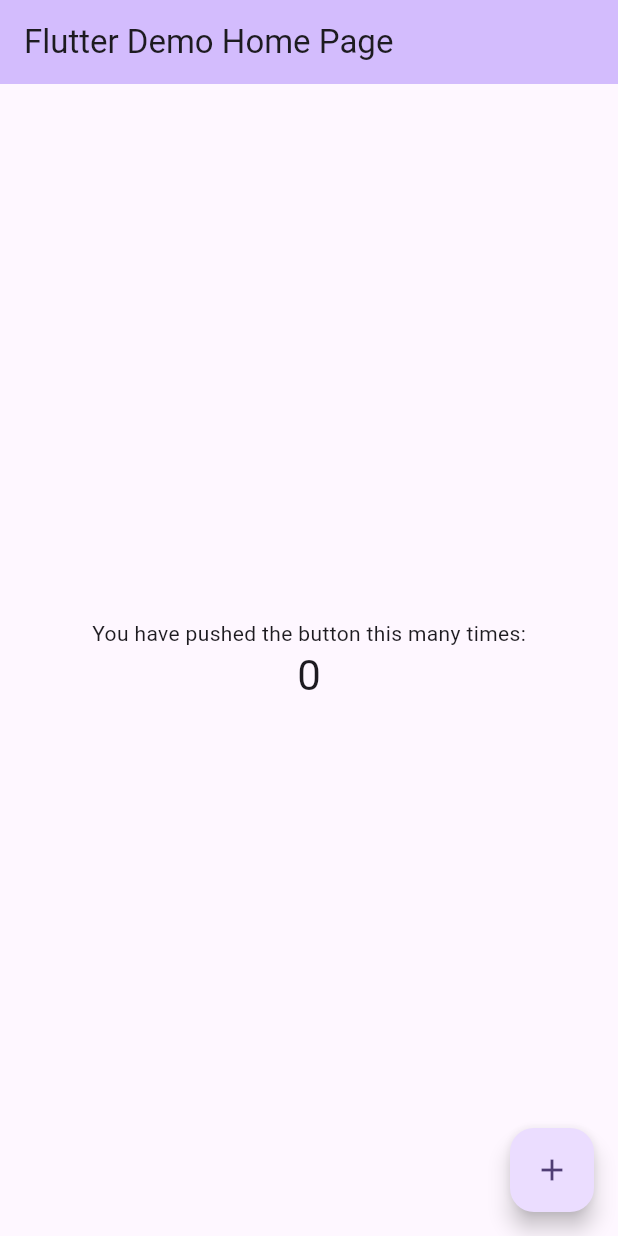
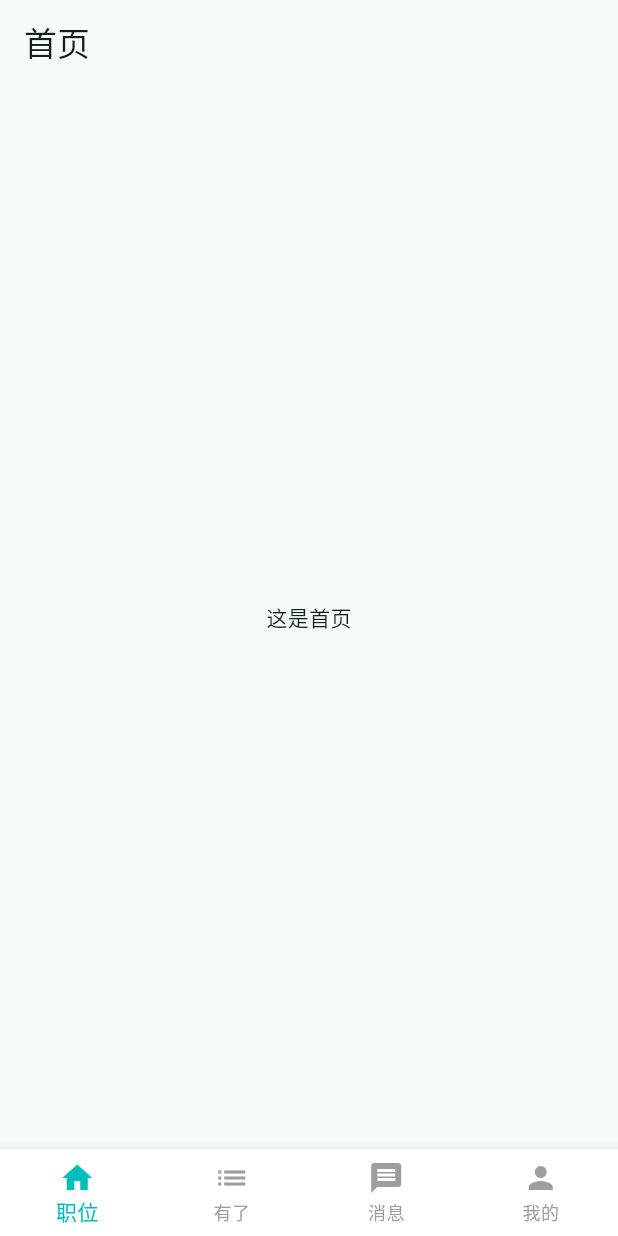
Before and after one commit to yangzeyanlove/boss_by_flutter, a Flutter app: the screen it shows after launch, on a phone screen of 412 x 824 dp. Run offline on Flutter 3.47's test engine with Material 3 defaults, Android fonts, the phone set to English and light mode, and no system bars; our stand-ins replace dio.

Commit message:
feat: 底部导航，以及对应的页面

```diff
--- a/lib/main.dart
+++ b/lib/main.dart
@@ -1,125 +1,27 @@
 import 'package:flutter/material.dart';
+import 'views/home_page.dart';
 
 void main() {
+  // 启动应用程序
   runApp(const MyApp());
 }
 
 class MyApp extends StatelessWidget {
   const MyApp({super.key});
 
-  // This widget is the root of your application.
+  // 此小部件是应用程序的根
   @override
   Widget build(BuildContext context) {
     return MaterialApp(
-      title: 'Flutter Demo',
+      debugShowCheckedModeBanner: false, // 关闭调试模式下的横幅
+      title: 'Flutter Demo', // 应用程序标题
       theme: ThemeData(
-        // This is the theme of your application.
-        //
-        // TRY THIS: Try running your application with "flutter run". You'll see
-        // the application has a purple toolbar. Then, without quitting the app,
-        // try changing the seedColor in the colorScheme below to Colors.green
-        // and then invoke "hot reload" (save your changes or press the "hot
-        // reload" button in a Flutter-supported IDE, or press "r" if you used
-        // the command line to start the app).
-        //
-        // Notice that the counter didn't reset back to zero; the application
-        // state is not lost during the reload. To reset the state, use hot
-        // restart instead.
-        //
-        // This works for code too, not just values: Most code changes can be
-        // tested with just a hot reload.
-        colorScheme: ColorScheme.fromSeed(seedColor: Colors.deepPurple),
-        useMaterial3: true,
+        useMaterial3: true, // 使用 Material 3 样式
+        // colorScheme: ColorScheme.fromSeed(seedColor: Colors.green),
+        colorScheme: ColorScheme.fromSeed(
+            seedColor: const Color(0xff00bebd)), // 设置主题颜色方案
       ),
-      home: const MyHomePage(title: 'Flutter Demo Home Page'),
+      home: const HomePage(), // 设置首页为 BottomNavigation 小部件
     );
   }
 }
-
-class MyHomePage extends StatefulWidget {
-  const MyHomePage({super.key, required this.title});
-
-  // This widget is the home page of your application. It is stateful, meaning
-  // that it has a State object (defined below) that contains fields that affect
-  // how it looks.
-
-  // This class is the configuration for the state. It holds the values (in this
-  // case the title) provided by the parent (in this case the App widget) and
-  // used by the build method of the State. Fields in a Widget subclass are
-  // always marked "final".
-
-  final String title;
-
-  @override
-  State<MyHomePage> createState() => _MyHomePageState();
-}
-
-class _MyHomePageState extends State<MyHomePage> {
-  int _counter = 0;
-
-  void _incrementCounter() {
-    setState(() {
-      // This call to setState tells the Flutter framework that something has
-      // changed in this State, which causes it to rerun the build method below
-      // so that the display can reflect the updated values. If we changed
-      // _counter without calling setState(), then the build method would not be
-      // called again, and so nothing would appear to happen.
-      _counter++;
-    });
-  }
-
-  @override
-  Widget build(BuildContext context) {
-    // This method is rerun every time setState is called, for instance as done
-    // by the _incrementCounter method above.
-    //
-    // The Flutter framework has been optimized to make rerunning build methods
-    // fast, so that you can just rebuild anything that needs updating rather
-    // than having to individually change instances of widgets.
-    return Scaffold(
-      appBar: AppBar(
-        // TRY THIS: Try changing the color here to a specific color (to
-        // Colors.amber, perhaps?) and trigger a hot reload to see the AppBar
-        // change color while the other colors stay the same.
-        backgroundColor: Theme.of(context).colorScheme.inversePrimary,
-        // Here we take the value from the MyHomePage object that was created by
-        // the App.build method, and use it to set our appbar title.
-        title: Text(widget.title),
-      ),
-      body: Center(
-        // Center is a layout widget. It takes a single child and positions it
-        // in the middle of the parent.
-        child: Column(
-          // Column is also a layout widget. It takes a list of children and
-          // arranges them vertically. By default, it sizes itself to fit its
-          // children horizontally, and tries to be as tall as its parent.
-          //
-          // Column has various properties to control how it sizes itself and
-          // how it positions its children. Here we use mainAxisAlignment to
-          // center the children vertically; the main axis here is the vertical
-          // axis because Columns are vertical (the cross axis would be
-          // horizontal).
-          //
-          // TRY THIS: Invoke "debug painting" (choose the "Toggle Debug Paint"
-          // action in the IDE, or press "p" in the console), to see the
-          // wireframe for each widget.
-          mainAxisAlignment: MainAxisAlignment.center,
-          children: <Widget>[
-            const Text(
-              'You have pushed the button this many times:',
-            ),
-            Text(
-              '$_counter',
-              style: Theme.of(context).textTheme.headlineMedium,
-            ),
-          ],
-        ),
-      ),
-      floatingActionButton: FloatingActionButton(
-        onPressed: _incrementCounter,
-        tooltip: 'Increment',
-        child: const Icon(Icons.add),
-      ), // This trailing comma makes auto-formatting nicer for build methods.
-    );
-  }
-}
--- /dev/null
+++ b/lib/views/bottom_bar/have_page.dart
@@ -0,0 +1,15 @@
+import 'package:flutter/material.dart';
+
+class HavePage extends StatelessWidget {
+  const HavePage({super.key});
+
+  @override
+  Widget build(BuildContext context) {
+    return Scaffold(
+      appBar: AppBar(
+        title: const Text('有了'),
+      ),
+      body: const Center(child: Text('这是有了页面')),
+    );
+  }
+}
--- /dev/null
+++ b/lib/views/bottom_bar/index_page.dart
@@ -0,0 +1,17 @@
+import 'package:flutter/material.dart';
+
+class IndexPage extends StatelessWidget {
+  const IndexPage({super.key});
+
+  @override
+  Widget build(BuildContext context) {
+    return Scaffold(
+      appBar: AppBar(
+        title: const Text('首页'),
+      ),
+      body: const Center(
+        child: Text('这是首页'),
+      ),
+    );
+  }
+}
--- /dev/null
+++ b/lib/views/bottom_bar/message_page.dart
@@ -0,0 +1,17 @@
+import "package:flutter/material.dart";
+
+class MessagePage extends StatelessWidget {
+  const MessagePage({super.key});
+
+  @override
+  Widget build(BuildContext context) {
+    return Scaffold(
+      appBar: AppBar(
+        title: const Text("消息"),
+      ),
+      body: const Center(
+        child: Text("这是消息页面"),
+      ),
+    );
+  }
+}
--- /dev/null
+++ b/lib/views/bottom_bar/my_page.dart
@@ -0,0 +1,17 @@
+import 'package:flutter/material.dart';
+
+class MyPage extends StatelessWidget {
+  const MyPage({super.key});
+
+  @override
+  Widget build(BuildContext context) {
+    return Scaffold(
+      appBar: AppBar(
+        title: const Text('我的'),
+      ),
+      body: const Center(
+        child: Text('这是我的页面'),
+      ),
+    );
+  }
+}
--- /dev/null
+++ b/lib/views/home_page.dart
@@ -0,0 +1,53 @@
+import 'package:flutter/material.dart';
+import 'bottom_bar/index_page.dart';
+import 'bottom_bar/have_page.dart';
+import 'bottom_bar/message_page.dart';
+import 'bottom_bar/my_page.dart';
+
+class HomePage extends StatefulWidget {
+  const HomePage({super.key});
+
+  @override
+  State<HomePage> createState() => _HomePageState();
+}
+
+class _HomePageState extends State<HomePage> {
+  int _currentIndex = 0;
+  final List<Widget> _pages = [
+    const IndexPage(),
+    const HavePage(),
+    const MessagePage(),
+    const MyPage(),
+  ];
+
+  // 底部导航按钮配置
+  List<BottomNavigationBarItem> _getBarItem() {
+    return const [
+      BottomNavigationBarItem(icon: Icon(Icons.home), label: '职位'),
+      BottomNavigationBarItem(icon: Icon(Icons.list), label: '有了'),
+      BottomNavigationBarItem(icon: Icon(Icons.message), label: '消息'),
+      BottomNavigationBarItem(icon: Icon(Icons.person), label: '我的'),
+    ];
+  }
+
+  @override
+  Widget build(BuildContext context) {
+    return Scaffold(
+      body: _pages[_currentIndex],
+      bottomNavigationBar: BottomNavigationBar(
+        currentIndex: _currentIndex,
+        onTap: (index) {
+          setState(() {
+            _currentIndex = index;
+          });
+        },
+        items: _getBarItem(),
+        selectedItemColor: const Color(0xFF00bebd), // 选中时字体颜色
+        unselectedItemColor: Colors.grey, // 未选中时字体颜色
+        backgroundColor: Colors.white, // 默认背景颜色
+        type: BottomNavigationBarType.fixed, // 底部有4个或以上的菜单，就需要配置
+        // fixedColor: Colors.red,  // 选中的颜色
+      ),
+    );
+  }
+}
--- a/pubspec.yaml
+++ b/pubspec.yaml
@@ -36,6 +36,7 @@ dependencies:
   # Use with the CupertinoIcons class for iOS style icons.
   cupertino_icons: ^1.0.8
   dio: ^5.7.0
+  get: ^4.6.6
 
 dev_dependencies:
   flutter_test:
```
Also changed, not shown: pubspec.lock, 1 other file.
